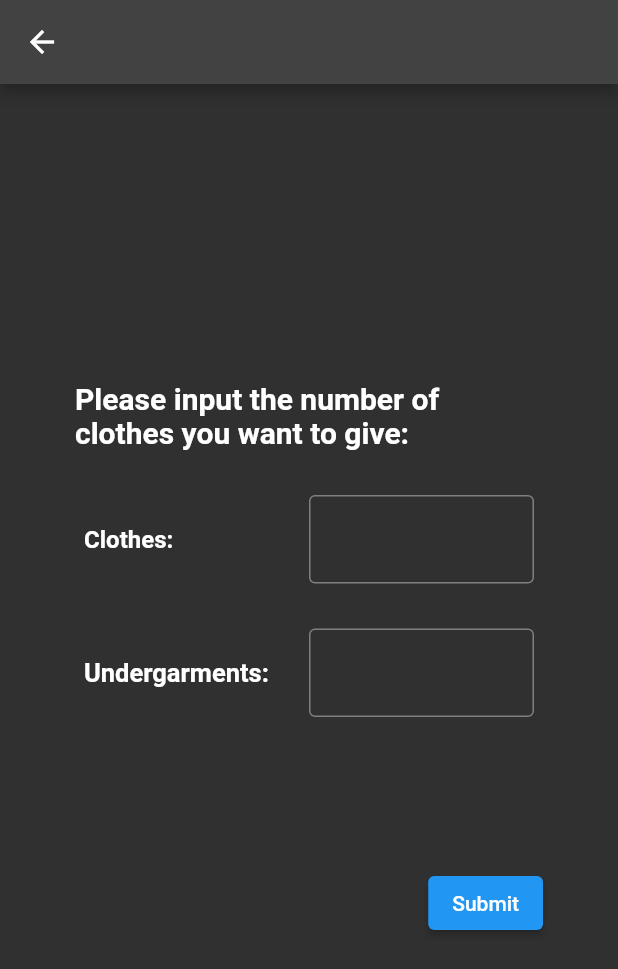
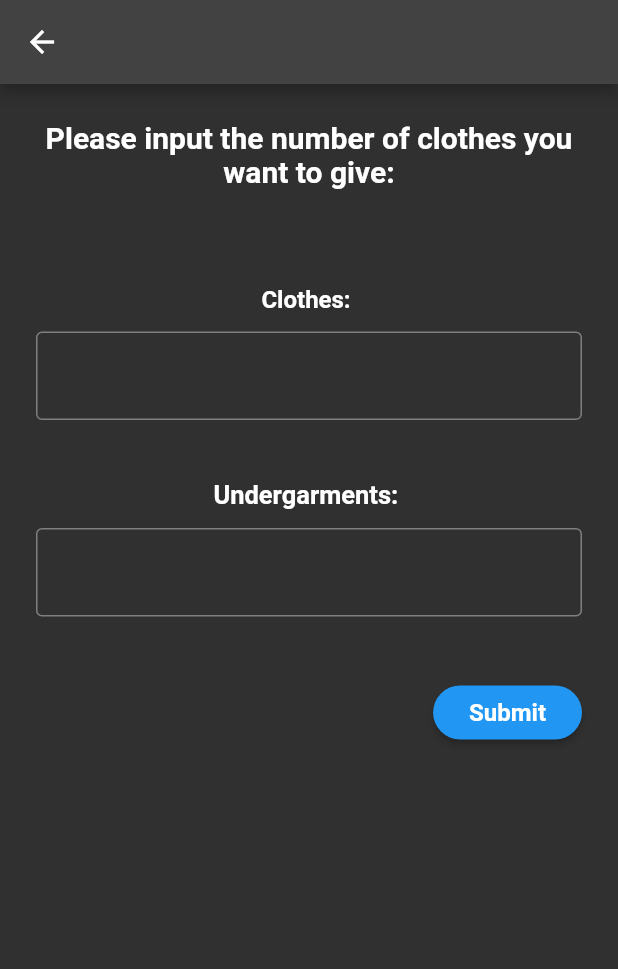
Before and after one commit to proy01/KreaLaundryApp, a Flutter app: the MyHomePage screen opened by its route, after a tap on "Give Laundry", on a phone screen of 412 x 824 dp. Shown: the top 969 px of the screen. Run offline on Flutter 3.47's test engine with Material 2 defaults, Android fonts, the light colour scheme and no system bars; our stand-ins replace firebase_auth, firebase_core, firebase_database, google_sign_in; accounts and stored records are empty; network calls fail.

Commit message:
Changed navigation, button, and theme. Added a receive laundry feature with screen updates. Can now view error messages clearly

```diff
--- a/krea_laundry/lib/screens/give_laundry/give_laundry.dart
+++ b/krea_laundry/lib/screens/give_laundry/give_laundry.dart
@@ -26,38 +26,34 @@ class _GiveLaundryState extends State<GiveLaundry> {
       appBar: AppBar(),
       body: Form(
         key: _formKey,
-        child: Padding(
-          padding: const EdgeInsets.all(50.0),
         child: Column(
-            mainAxisAlignment: MainAxisAlignment.center,
-            crossAxisAlignment: CrossAxisAlignment.center,
+          mainAxisAlignment: MainAxisAlignment.start,
           children: [
-              const Text(
+            const Padding(
+              padding: const EdgeInsets.all(24.0),
+              child: Text(
                 "Please input the number of clothes you want to give:",
                 style: TextStyle(
                   fontSize: 20,
                   fontWeight: FontWeight.bold,
                 ),
+                textAlign: TextAlign.center,
+              ),
             ),
             const SizedBox(
-                height: 30,
+              height: 40,
             ),
-              SizedBox(
-                width: 300,
-                child: Row(
-                  mainAxisAlignment: MainAxisAlignment.spaceBetween,
-                  children: [
-                    const SizedBox(
-                        width: 130,
-                        child: Text(
+            const Text(
               "Clothes: ",
               style: TextStyle(
                 fontSize: 16,
                 fontWeight: FontWeight.bold,
               ),
-                        )),
-                    const SizedBox(width: 20),
-                    Expanded(
+            ),
+            const SizedBox(height: 12),
+            Padding(
+              padding: const EdgeInsets.symmetric(horizontal: 24),
+              child: SizedBox(
                 child: TextFormField(
                   controller: clothes,
                   keyboardType: TextInputType.number,
@@ -88,7 +84,7 @@ class _GiveLaundryState extends State<GiveLaundry> {
                     } else if (x == 2) {
                       return 'For above 20 clothes, please approach laundry';
                     } else if (x == 3) {
-                            return 'Wrong Input';
+                      return "Value Can't be negative";
                     } else if (x == 4) {
                       return 'Put only numbers please';
                     }
@@ -100,28 +96,19 @@ class _GiveLaundryState extends State<GiveLaundry> {
                   ),
                 ),
               ),
-                  ],
             ),
-              ),
-              const SizedBox(
-                height: 30,
-              ),
-              SizedBox(
-                width: 300,
-                child: Row(
-                  mainAxisAlignment: MainAxisAlignment.spaceBetween,
-                  children: [
-                    const SizedBox(
-                        width: 130,
-                        child: Text(
+            const SizedBox(height: 40,),
+            const Text(
               "Undergarments: ",
               style: TextStyle(
                 fontSize: 17,
                 fontWeight: FontWeight.bold,
               ),
-                        )),
-                    const SizedBox(width: 20),
-                    Expanded(
+            ),
+            const SizedBox(height: 12),
+            Padding(
+              padding: const EdgeInsets.symmetric(horizontal: 24),
+              child: SizedBox(
                 child: TextFormField(
                   controller: undergarments,
                   keyboardType: TextInputType.number,
@@ -138,12 +125,8 @@ class _GiveLaundryState extends State<GiveLaundry> {
                   ),
                 ),
               ),
-                  ],
             ),
-              ),
-              const SizedBox(
-                height: 100,
-              ),
+            const SizedBox(height: 40,),
             Row(
               mainAxisAlignment: MainAxisAlignment.end,
               children: [
@@ -157,13 +140,13 @@ class _GiveLaundryState extends State<GiveLaundry> {
                        }
                      }
                     },
-                      child: const Text("Submit")),
+                    child: const Text("Submit"),),
+                const SizedBox(width: 24,)
               ],
             )
           ],
         ),
       ),
-      ),
     );
   }
 }
--- a/krea_laundry/lib/screens/home_page.dart
+++ b/krea_laundry/lib/screens/home_page.dart
@@ -1,8 +1,6 @@
 import 'package:firebase_auth/firebase_auth.dart';
 import 'package:flutter/material.dart';
-import 'package:krea_laundry/core/classes/krea_user.dart';
 import 'package:krea_laundry/screens/main_screens/laundry_page_one.dart';
-import 'package:krea_laundry/screens/main_screens/laundry_page_two.dart';
 
 class MyHomePage extends StatefulWidget {
   const MyHomePage({Key? key, required this.title}) : super(key: key);
@@ -14,21 +12,6 @@ class MyHomePage extends StatefulWidget {
 }
 
 class _MyHomePageState extends State<MyHomePage> {
-
-  int _bottomIndex = 0;
-  static final KreaUser mainUser = KreaUser.login();
-
-  List homeScreens = <Widget>[
-    LaundryPageOne(key: UniqueKey()),
-    LaundryPageTwo(key: UniqueKey()),
-  ];
-
-  void changePage(int index){
-    setState(() {
-      _bottomIndex = index;
-    });
-  }
-
 
   @override
   Widget build(BuildContext context) {
@@ -46,33 +29,18 @@ class _MyHomePageState extends State<MyHomePage> {
               if (mounted){
                 Navigator.pushReplacementNamed(context, '/signIn');
               }
-            }, child: Padding(
-              padding: const EdgeInsets.all(8.0),
-              child: SizedBox(
-                width: 80,
-                child: Row(
-                  mainAxisAlignment: MainAxisAlignment.spaceBetween,
-                  children: const [
-                    Icon(Icons.logout),
-                    Text("Log Out"),
-                  ],
-                ),
-              ),
+            }, child: Row(
+              mainAxisSize: MainAxisSize.min,
+              children: const [
+                Icon(Icons.logout),
+                Text("Log Out"),
+              ],
             ),),
             const SizedBox(height: 10,),
           ],
         ),
       ),
-      body: homeScreens.elementAt(_bottomIndex),
-      bottomNavigationBar: BottomNavigationBar(
-        items: const <BottomNavigationBarItem>[
-          BottomNavigationBarItem(icon: Icon(Icons.local_laundry_service_sharp), label: "Laundry"),
-          BottomNavigationBarItem(icon: Icon(Icons.receipt), label: "Past Tracking"),
-        ],
-        selectedItemColor: Colors.deepOrangeAccent,
-        onTap: changePage,
-        currentIndex: _bottomIndex,
-      ),
+      body: const LaundryPageOne(),
     );
   }
 }
--- a/krea_laundry/lib/screens/main_screens/laundry_page_one.dart
+++ b/krea_laundry/lib/screens/main_screens/laundry_page_one.dart
@@ -9,16 +9,30 @@ class LaundryPageOne extends StatelessWidget {
       child: Column(
         mainAxisAlignment: MainAxisAlignment.center,
         children: [
+          Padding(
+            padding: const EdgeInsets.symmetric(vertical: 60, horizontal: 12),
+            child: Text('Welcome To \nKrea Laundry', style: Theme.of(context).textTheme.headline1,),
+          ),
+          const SizedBox(height: 20,),
+          const Padding(
+            padding: EdgeInsets.symmetric(horizontal: 12.0),
+            child: Divider(color: Colors.grey, thickness: 1,),
+          ),
+          const SizedBox(height: 20,),
+          Row(
+            mainAxisAlignment: MainAxisAlignment.spaceEvenly,
+            children: [
               ElevatedButton(
                 onPressed: () => Navigator.pushNamed(context, '/home/give'),
                 child: const Text("Give Laundry"),
               ),
-          SizedBox(height: 10,),
               ElevatedButton(
                 onPressed: () => Navigator.pushNamed(context, '/home/get'),
                 child: const Text("Receive Laundry"),
               ),
             ],
+          )
+        ],
       ),
     );
   }
```
Also changed, not shown: krea_laundry/lib/core/classes/krea_user.dart (+13 -52 lines), krea_laundry/lib/core/main_routes.dart (+5 -3 lines), krea_laundry/lib/core/widgets/laundry_card.dart (added, +65 -0 lines), krea_laundry/lib/screens/auth/home_auth.dart (renamed from krea_laundry/lib/screens/home_auth.dart, +4 -7 lines), krea_laundry/lib/screens/confirm/confirm_receive.dart (added, +61 -0 lines), krea_laundry/lib/screens/main_screens/laundry_page_two.dart (+7 -3 lines), krea_laundry/lib/ui/theme_data.dart (+19 -2 lines). Lines whose indentation alone changed are shown as unchanged.
